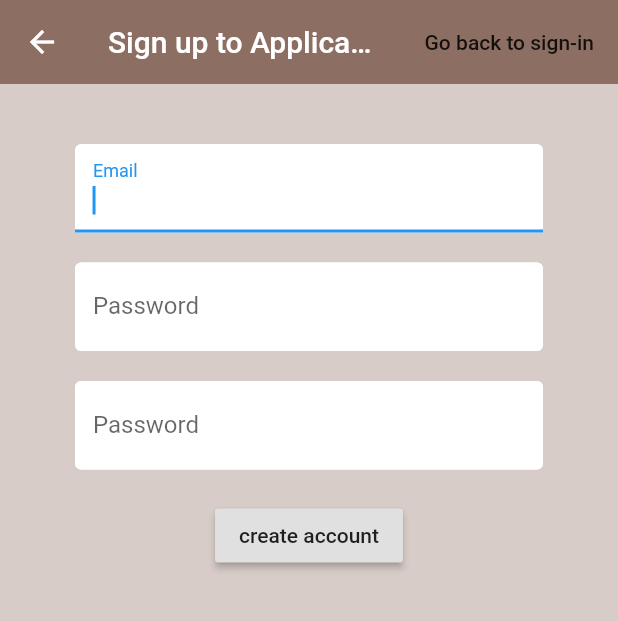
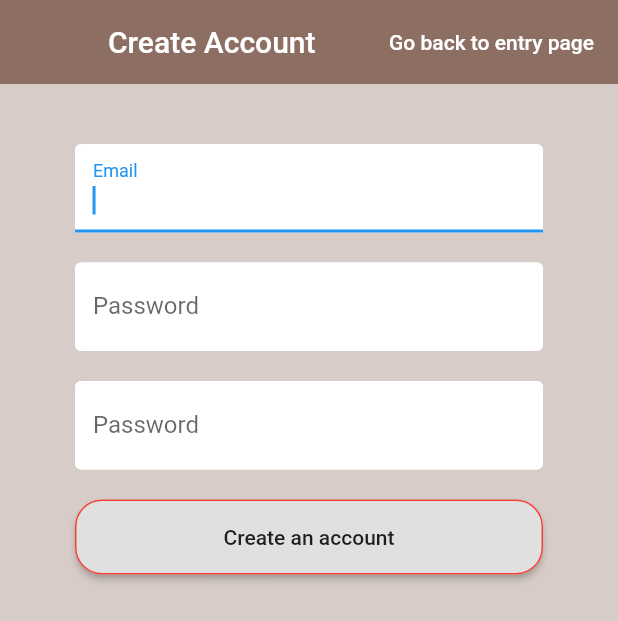
Before and after one commit to guluutku/kbg_application, a Flutter app: the SignUpPage screen opened directly, on a phone screen of 412 x 824 dp. Shown: the top 621 px of the screen. Run offline on Flutter 3.47's test engine with Material 2 defaults, Android fonts, the phone set to English and light mode, and no system bars; our stand-ins replace cloud_firestore, firebase_auth, flutter_spinkit; accounts and stored records are empty.

Commit message:
almost there

```diff
--- a/lib/modules/customers.dart
+++ b/lib/modules/customers.dart
@@ -7,7 +7,6 @@ class Customer {
   final int age;
   final double weight;
 
-
   Customer({ this.uid, this.name, this.age, this.weight });
 
 }
--- a/lib/screens/signUp.dart
+++ b/lib/screens/signUp.dart
@@ -41,17 +41,19 @@ class _SignUpPageState extends State<SignUpPage> {
     return Scaffold(
       backgroundColor: Colors.brown[100],
       appBar: AppBar(
+        leading: new Container(),
         backgroundColor: Colors.brown[400],
         elevation: 0.0,
-        title: Text('Sign up to Application'),
+        title: Text('Create Account'),
         actions: <Widget>[
           FlatButton(
-            child: Text("Go back to sign-in"),
+            child: Text("Go back to entry page",
+              style: TextStyle(
+                color: Colors.white,
+              ),
+            ),
             onPressed: (){
-              Navigator.push(
-                context,
-                MaterialPageRoute(builder: (context) => EntryPage()),
-              );
+              Navigator.of(context).pop(false);
             },
           )
         ],
@@ -119,8 +121,15 @@ class _SignUpPageState extends State<SignUpPage> {
 
                 SizedBox(height:  20.0),
 
-                RaisedButton(
-                  child: Text('create account'),
+                SizedBox(
+                    width: double.infinity,
+                    height: 50,
+                  child: RaisedButton(
+                    shape: RoundedRectangleBorder(
+                        borderRadius: BorderRadius.circular(18.0),
+                        side: BorderSide(color: Colors.red)
+                    ),
+                    child: Text('Create an account'),
                     onPressed: () async {
                       setState(() {
                         if(_formKey.currentState.validate()) {
@@ -131,6 +140,7 @@ class _SignUpPageState extends State<SignUpPage> {
                         }
                       });
                     },
+                  ),
                 ),
 
                 SizedBox(height: 20.0,),
```
Also changed, not shown: lib/screens/Admin/forAnonymous/admin_AnonHome.dart (+9 -8 lines), lib/screens/Admin/forAnonymous/admin_AnonProfile.dart (+7 -7 lines), lib/screens/Admin/forMembers/admin_MemberProfile.dart (+8 -4 lines), lib/screens/Admin/forMembers/admin_MembersHome.dart (+8 -9 lines), lib/screens/Admin/teacherCheckList.dart (+40 -6 lines), lib/screens/entryPage.dart (+24 -15 lines). Lines whose indentation alone changed are shown as unchanged.
